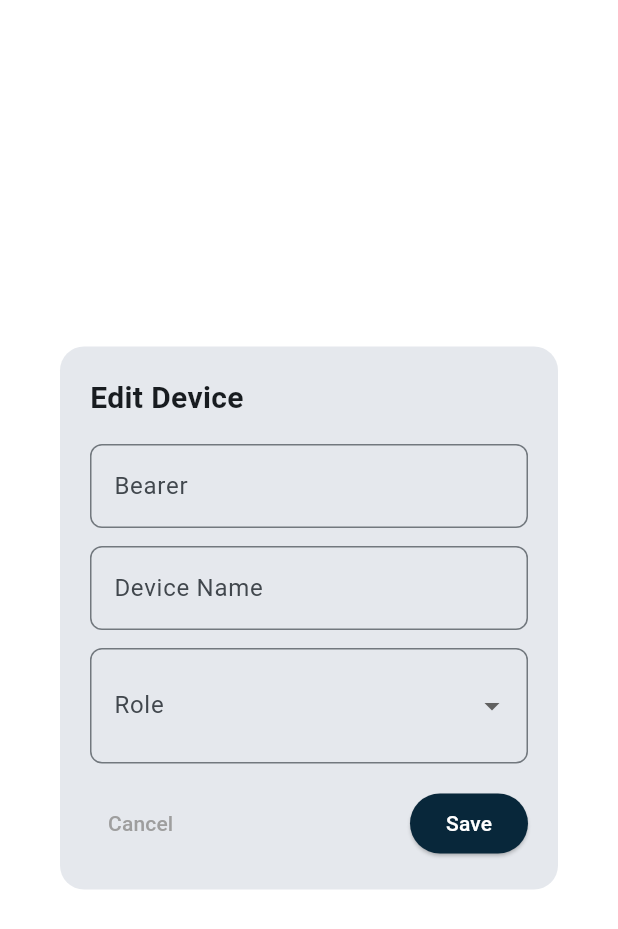
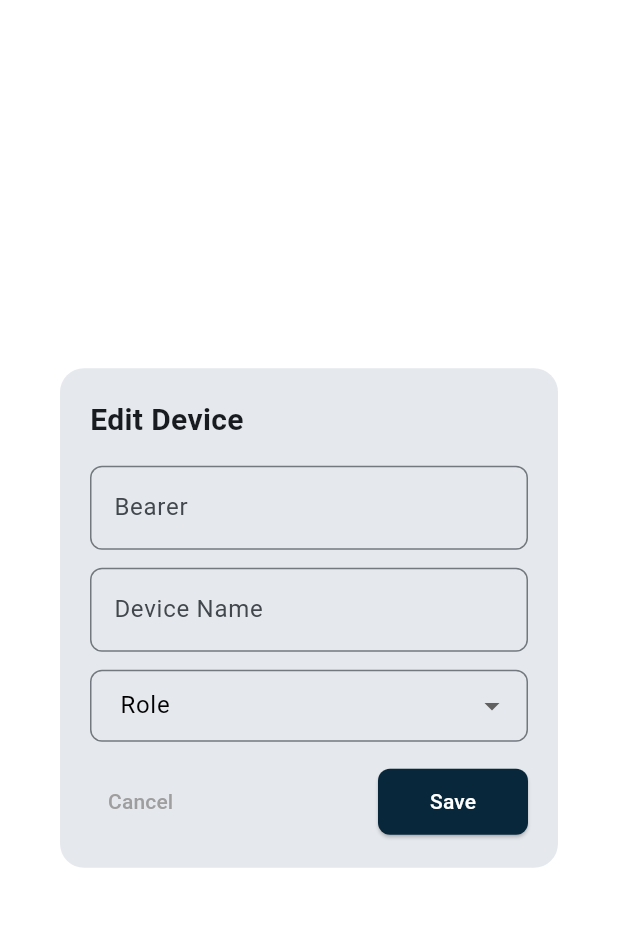
Before and after one commit to Salchichon057/guardian-area, a Flutter app: the EditDeviceDialog widget shown alone on an empty page, opened directly with empty values, on a phone screen of 412 x 824 dp. Shown: the top 929 px of the screen. Run offline on Flutter 3.47's test engine with Material 3 defaults, Android fonts, the phone set to English and light mode, and no system bars; our stand-ins replace dio, flutter_dotenv, flutter_map, flutter_riverpod, flutter_svg, formz and 3 more; accounts and stored records are empty.

Commit message:
feat: Enhance EditDeviceDialog and SelectDeviceDialog with improved styling and layout adjustments

```diff
--- a/lib/features/devices/presentation/widgets/edit_device_dialog.dart
+++ b/lib/features/devices/presentation/widgets/edit_device_dialog.dart
@@ -61,7 +61,8 @@ class _EditDeviceDialogState extends State<EditDeviceDialog> {
               controller: bearerController,
               decoration: InputDecoration(
                 labelText: 'Bearer',
-                border: OutlineInputBorder(borderRadius: BorderRadius.circular(8)),
+                border:
+                    OutlineInputBorder(borderRadius: BorderRadius.circular(8)),
               ),
             ),
             const SizedBox(height: 12),
@@ -71,20 +72,33 @@ class _EditDeviceDialogState extends State<EditDeviceDialog> {
               controller: nameController,
               decoration: InputDecoration(
                 labelText: 'Device Name',
-                border: OutlineInputBorder(borderRadius: BorderRadius.circular(8)),
+                border:
+                    OutlineInputBorder(borderRadius: BorderRadius.circular(8)),
               ),
             ),
             const SizedBox(height: 12),
 
             // Role Dropdown
+            // Dropdown para seleccionar rol
             DropdownButtonFormField<String>(
               value: selectedRole,
               decoration: InputDecoration(
                 labelText: 'Role',
-                border: OutlineInputBorder(borderRadius: BorderRadius.circular(8)),
+                labelStyle: const TextStyle(
+                    fontSize: 16, color: Color.fromARGB(255, 0, 0, 0)),
+                border:
+                    OutlineInputBorder(borderRadius: BorderRadius.circular(8)),
+                contentPadding:
+                    const EdgeInsets.symmetric(vertical: 12, horizontal: 16),
               ),
               items: ['INFANT', 'ADULT'].map((role) {
-                return DropdownMenuItem(value: role, child: Text(role));
+                return DropdownMenuItem(
+                  value: role,
+                  child: Text(
+                    role,
+                    style: const TextStyle(fontSize: 14, color: Colors.black),
+                  ),
+                );
               }).toList(),
               onChanged: (value) {
                 if (value != null) {
@@ -93,7 +107,10 @@ class _EditDeviceDialogState extends State<EditDeviceDialog> {
                   });
                 }
               },
+              style: const TextStyle(
+                  fontSize: 14), // Aplica el tamaño de fuente aquí también
             ),
+
             const SizedBox(height: 16),
 
             // Action Buttons
@@ -102,13 +119,16 @@ class _EditDeviceDialogState extends State<EditDeviceDialog> {
               children: [
                 TextButton(
                   onPressed: () => Navigator.of(context).pop(),
-                  child: const Text('Cancel', style: TextStyle(color: Colors.grey)),
+                  child: const Text('Cancel',
+                      style: TextStyle(color: Colors.grey)),
                 ),
                 Consumer(
                   builder: (context, ref, child) {
                     return ElevatedButton(
                       onPressed: () async {
-                        await ref.read(deviceProvider(widget.userId).notifier).updateDevice(
+                        await ref
+                            .read(deviceProvider(widget.userId).notifier)
+                            .updateDevice(
                               widget.device,
                               bearerController.text,
                               nameController.text,
@@ -120,6 +140,12 @@ class _EditDeviceDialogState extends State<EditDeviceDialog> {
                       style: ElevatedButton.styleFrom(
                         backgroundColor: const Color(0xFF08273A),
                         foregroundColor: Colors.white,
+                        padding: const EdgeInsets.symmetric(
+                            horizontal: 20, vertical: 12),
+                        shape: RoundedRectangleBorder(
+                          borderRadius: BorderRadius.circular(8),
+                        ),
+                        minimumSize: const Size(100, 0),
                       ),
                       child: const Text('Save'),
                     );
--- a/lib/features/devices/presentation/widgets/select_device_dialog.dart
+++ b/lib/features/devices/presentation/widgets/select_device_dialog.dart
@@ -42,11 +42,17 @@ class SelectDeviceDialog extends StatelessWidget {
                 ),
                 ElevatedButton(
                   onPressed: () {
-                    onConfirm();  // Ejecuta el callback al confirmar
+                    onConfirm(); // Ejecuta el callback al confirmar
                   },
                   style: ElevatedButton.styleFrom(
                     backgroundColor: const Color(0xFF08273A),
                     foregroundColor: Colors.white,
+                    padding: const EdgeInsets.symmetric(
+                        horizontal: 20, vertical: 12),
+                    shape: RoundedRectangleBorder(
+                      borderRadius: BorderRadius.circular(8),
+                    ),
+                    minimumSize: const Size(100, 0),
                   ),
                   child: const Text('Select'),
                 ),
```
Lines whose indentation alone changed are shown as unchanged.
